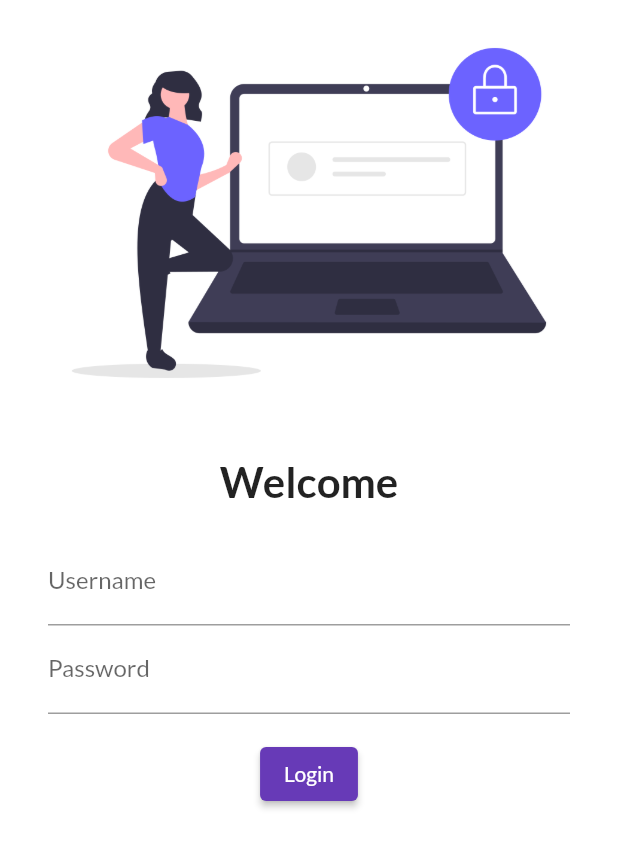
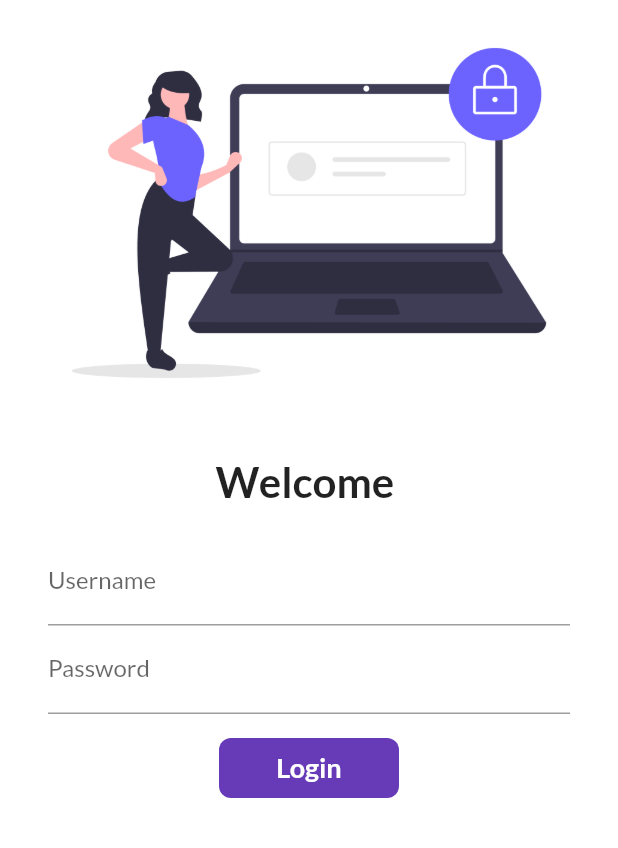
Before and after one commit to Himanshu-Sahu18/flutter_catalog, a Flutter app: the screen it shows after launch, on a phone screen of 412 x 824 dp. Shown: the top 848 px of the screen. Run offline on Flutter 3.47's test engine with Material 2 defaults, Android fonts, the phone set to English and light mode, and no system bars; our stand-ins replace google_fonts.

Commit message:
day2 completed

```diff
--- a/lib/main.dart
+++ b/lib/main.dart
@@ -1,6 +1,7 @@
 import 'package:flutter/material.dart';
 import 'package:flutter_catalog/pages/home_page.dart';
 import 'package:flutter_catalog/pages/login_page.dart';
+import 'package:flutter_catalog/utils/routes.dart';
 import 'package:google_fonts/google_fonts.dart';
 
 void main(List<String> args) {
@@ -21,8 +22,8 @@ class MyApp extends StatelessWidget {
       initialRoute: "/",
       routes: {
         "/": (context) => const LoginPage(),
-        "/home": (context) => const HomePage(),
-        "/login": (context) => const LoginPage()
+        MyRoutes.homeRoute: (context) => const HomePage(),
+        MyRoutes.loginRoute: (context) => const LoginPage()
       },
     );
   }
--- a/lib/pages/login_page.dart
+++ b/lib/pages/login_page.dart
@@ -1,12 +1,22 @@
 import 'package:flutter/material.dart';
+import 'package:flutter_catalog/utils/routes.dart';
 
-class LoginPage extends StatelessWidget {
+class LoginPage extends StatefulWidget {
   const LoginPage({super.key});
+
+  @override
+  State<LoginPage> createState() => _LoginPageState();
+}
+
+class _LoginPageState extends State<LoginPage> {
+  String name = "";
+  bool changeButton = false;
 
   @override
   Widget build(BuildContext context) {
     return Material(
       color: Colors.white,
+      child: SingleChildScrollView(
         child: Column(
           children: [
             Image.asset(
@@ -16,9 +26,9 @@ class LoginPage extends StatelessWidget {
             const SizedBox(
               height: 20,
             ),
-          const Text(
-            "Welcome",
-            style: TextStyle(fontSize: 28, fontWeight: FontWeight.bold),
+            Text(
+              "Welcome $name",
+              style: const TextStyle(fontSize: 28, fontWeight: FontWeight.bold),
             ),
             Padding(
               padding:
@@ -30,6 +40,10 @@ class LoginPage extends StatelessWidget {
                       hintText: "Enter username",
                       labelText: "Username",
                     ),
+                    onChanged: (value) {
+                      name = value;
+                      setState(() {});
+                    },
                   ),
                   TextFormField(
                     obscureText: true,
@@ -41,15 +55,50 @@ class LoginPage extends StatelessWidget {
                   const SizedBox(
                     height: 16,
                   ),
-                ElevatedButton(
-                  onPressed: () {},
-                  child: const Text("Login"),
+                  InkWell(
+                    onTap: () async{
+                      setState(() {
+                        changeButton = true;
+                      });
+                      await Future.delayed(const Duration(seconds: 1));
+                      Navigator.pushNamed(context, MyRoutes.homeRoute);
+                    },
+                    child: Container(
+                      width: changeButton ? 60 : 120,
+                      height: 40,
+                      alignment: Alignment.center,
+                      decoration: BoxDecoration(
+                          color: Colors.deepPurple,
+                          borderRadius:
+                              BorderRadius.circular(changeButton ? 24 : 8)),
+                      child: changeButton
+                          ? const Icon(
+                              Icons.done,
+                              color: Colors.white,
+                            )
+                          : const Text(
+                              "Login",
+                              style: TextStyle(
+                                  color: Colors.white,
+                                  fontWeight: FontWeight.bold,
+                                  fontSize: 18),
                             ),
+                    ),
+                  )
+                  // ElevatedButton(
+                  //   style:
+                  //       TextButton.styleFrom(minimumSize: const Size(120, 40)),
+                  //   onPressed: () {
+                  //     Navigator.pushNamed(context, MyRoutes.homeRoute);
+                  //   },
+                  //   child: const Text("Login"),
+                  // ),
                 ],
               ),
             )
           ],
         ),
+      ),
     );
   }
 }
--- /dev/null
+++ b/lib/utils/routes.dart
@@ -0,0 +1,4 @@
+class MyRoutes {
+  static String loginRoute = "/login";
+  static String homeRoute = "/home";
+}
```
Lines whose indentation alone changed are shown as unchanged.
